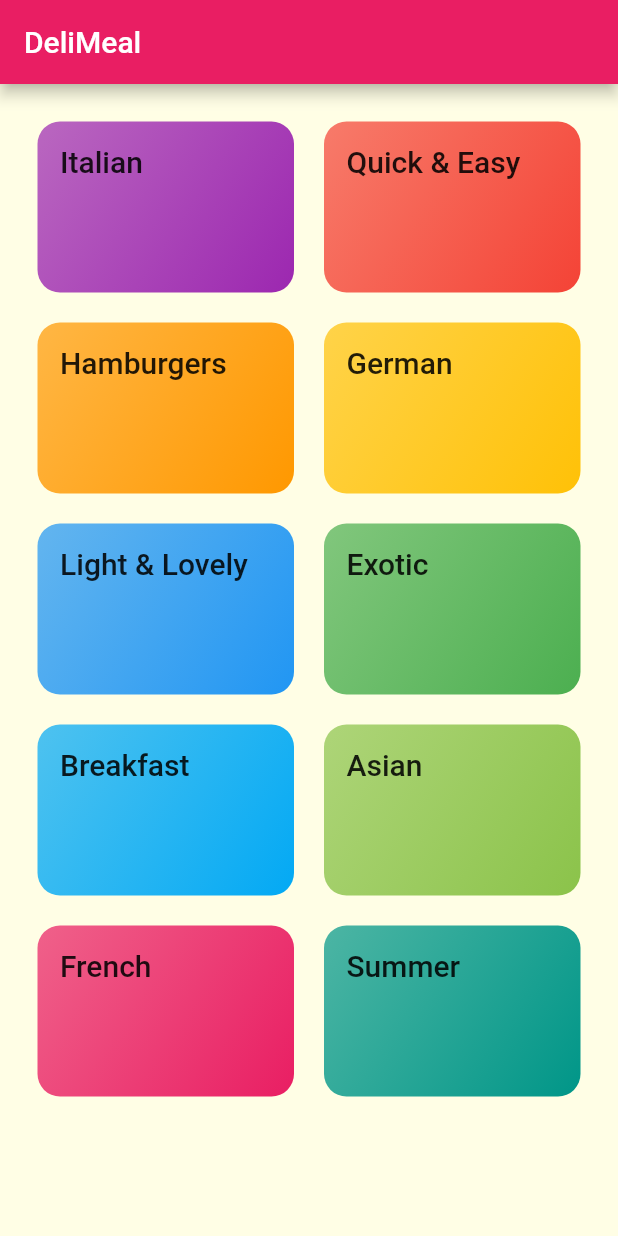
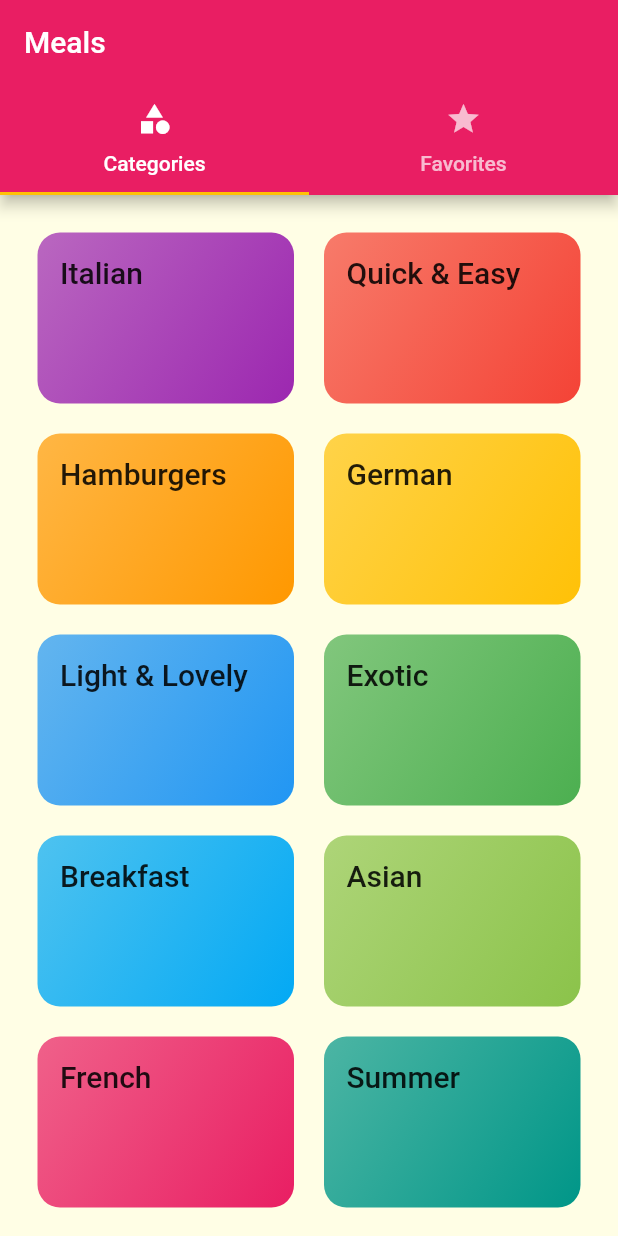
Before and after one commit to jimforever/MealFlutter, a Flutter app: the screen it shows after launch, on a phone screen of 412 x 824 dp. Run offline on Flutter 3.47's test engine with Material 2 defaults, Android fonts, the phone set to English and light mode, and no system bars.

Commit message:
lesson 174 Adding a TabBar to the Appbar

```diff
--- a/lib/main.dart
+++ b/lib/main.dart
@@ -2,6 +2,7 @@ import 'package:flutter/material.dart';
 import 'package:meal_flutter/screens/categories_screen.dart';
 import 'package:meal_flutter/screens/category_meals_screen.dart';
 import 'package:meal_flutter/screens/meal_detail_screen.dart';
+import 'package:meal_flutter/screens/tabs_screen.dart';
 
 void main() {
   runApp(const MyApp());
@@ -14,7 +15,6 @@ class MyApp extends StatelessWidget {
   @override
   Widget build(BuildContext context) {
     return MaterialApp(
-
       theme: ThemeData(
           // This is the theme of your application.
           //
@@ -27,7 +27,7 @@ class MyApp extends StatelessWidget {
           // is not restarted.
           primarySwatch: Colors.pink,
           accentColor: Colors.amber,
-          canvasColor: const Color.fromRGBO(255,254,229,1),
+          canvasColor: const Color.fromRGBO(255, 254, 229, 1),
           textTheme: ThemeData.light().textTheme.copyWith(
                 bodyText1: const TextStyle(
                   color: Color.fromRGBO(20, 51, 51, 1),
@@ -38,34 +38,32 @@ class MyApp extends StatelessWidget {
                 headline6: const TextStyle(
                   fontSize: 20,
                 ),
-          )
-      ),
-      home: const CategoriesScreen(),
+              )),
+      initialRoute: '/',
       routes: {
-        '/category-meals':(ctx) => const CategoryMealsScreen(),
-        // '/meal-detail':(ctx) => const MealDetailScreen()
+        '/': (ctx) => TabsScreen(),
+        '/category-meals': (ctx) => const CategoryMealsScreen(),
+        '/meal-detail': (ctx) => const MealDetailScreen()
       },
-      onGenerateRoute: (settings){
-        print("onGenerateRoute");
-        print(settings.arguments);
-        //return MaterialPageRoute(builder: (ctx)=> const CategoriesScreen());
-
-
-      },
-      onUnknownRoute: (settings){
-        print("onUnknownRoute");
-        print(settings.arguments);
-        return MaterialPageRoute(builder: (ctx)=> const CategoriesScreen());
-
-      },
+      // onGenerateRoute: (settings){
+      //   print("onGenerateRoute");
+      //   print(settings.arguments);
+      //   //return MaterialPageRoute(builder: (ctx)=> const CategoriesScreen());
+      //
+      //
+      // },
+      // onUnknownRoute: (settings){
+      //   print("onUnknownRoute");
+      //   print(settings.arguments);
+      //   return MaterialPageRoute(builder: (ctx)=> const CategoriesScreen());
+      //
+      // },
     );
   }
 }
 
 class MyHomePage extends StatefulWidget {
   const MyHomePage({super.key});
-
-
 
   // This widget is the home page of your application. It is stateful, meaning
   // that it has a State object (defined below) that contains fields that affect
@@ -76,15 +74,11 @@ class MyHomePage extends StatefulWidget {
   // used by the build method of the State. Fields in a Widget subclass are
   // always marked "final".
 
-
-
   @override
   State<MyHomePage> createState() => _MyHomePageState();
 }
 
 class _MyHomePageState extends State<MyHomePage> {
-
-
   @override
   Widget build(BuildContext context) {
     // This method is rerun every time setState is called, for instance as done
@@ -102,8 +96,8 @@ class _MyHomePageState extends State<MyHomePage> {
       body: const Center(
           // Center is a layout widget. It takes a single child and positions it
           // in the middle of the parent.
-          child: Text('Navigation Time!')
-      ), // This trailing comma makes auto-formatting nicer for build methods.
+          child: Text(
+              'Navigation Time!')), // This trailing comma makes auto-formatting nicer for build methods.
     );
   }
 }
--- a/lib/screens/categories_screen.dart
+++ b/lib/screens/categories_screen.dart
@@ -7,19 +7,17 @@ class CategoriesScreen extends StatelessWidget {
 
   @override
   Widget build(BuildContext context) {
-    return Scaffold(
-      appBar: AppBar(
-        title: const Text('DeliMeal'),
-      ),
-      body: GridView(
-        padding: const EdgeInsets.all(25),
-        gridDelegate: const SliverGridDelegateWithMaxCrossAxisExtent(
+    return GridView(
+      padding: const EdgeInsets.all(25),
+      gridDelegate: const SliverGridDelegateWithMaxCrossAxisExtent(
           maxCrossAxisExtent: 200,
-          childAspectRatio: 3/2,
+          childAspectRatio: 3 / 2,
           crossAxisSpacing: 20,
-          mainAxisSpacing: 20
-
-      ),children: DUMMY_CATEGORIES.map((catData) => CategoryItem(catData.id,catData.title, catData.color)).toList(),),
+          mainAxisSpacing: 20),
+      children: DUMMY_CATEGORIES
+          .map((catData) =>
+              CategoryItem(catData.id, catData.title, catData.color))
+          .toList(),
     );
   }
 }
--- /dev/null
+++ b/lib/screens/tabs_screen.dart
@@ -0,0 +1,38 @@
+import 'package:flutter/material.dart';
+import 'package:meal_flutter/screens/categories_screen.dart';
+import 'package:meal_flutter/screens/favorites_screen.dart';
+
+class TabsScreen extends StatefulWidget {
+  @override
+  State<TabsScreen> createState() => _TabsScreenState();
+}
+
+class _TabsScreenState extends State<TabsScreen> {
+  @override
+  Widget build(BuildContext context) {
+    return DefaultTabController(
+        length: 2,
+        child: Scaffold(
+          appBar: AppBar(
+            title: Text('Meals'),
+            bottom: TabBar(
+              tabs: [
+                Tab(
+                  icon: Icon(
+                    Icons.category,
+                  ),
+                  text: 'Categories',
+                ),
+                Tab(
+                  icon: Icon(Icons.star),
+                  text: "Favorites",
+                )
+              ],
+            ),
+          ),
+          body: TabBarView(
+            children: [CategoriesScreen(), FavoritesScreen()],
+          ),
+        ));
+  }
+}
--- a/pubspec.yaml
+++ b/pubspec.yaml
@@ -20,7 +20,7 @@ publish_to: 'none' # Remove this line if you wish to publish to pub.dev
 version: 1.0.0+1
 
 environment:
-  sdk: '>=2.18.2 <3.0.0'
+  sdk: '>=2.18.0 <3.0.0'
 
 # Dependencies specify other packages that your package needs in order to work.
 # To automatically upgrade your package dependencies to the latest versions
```
Also changed, not shown: lib/screens/favorites_screen.dart (added, +10 -0 lines), lib/screens/meal_detail_screen.dart (+64 -5 lines), pubspec.lock. Lines whose indentation alone changed are shown as unchanged.
